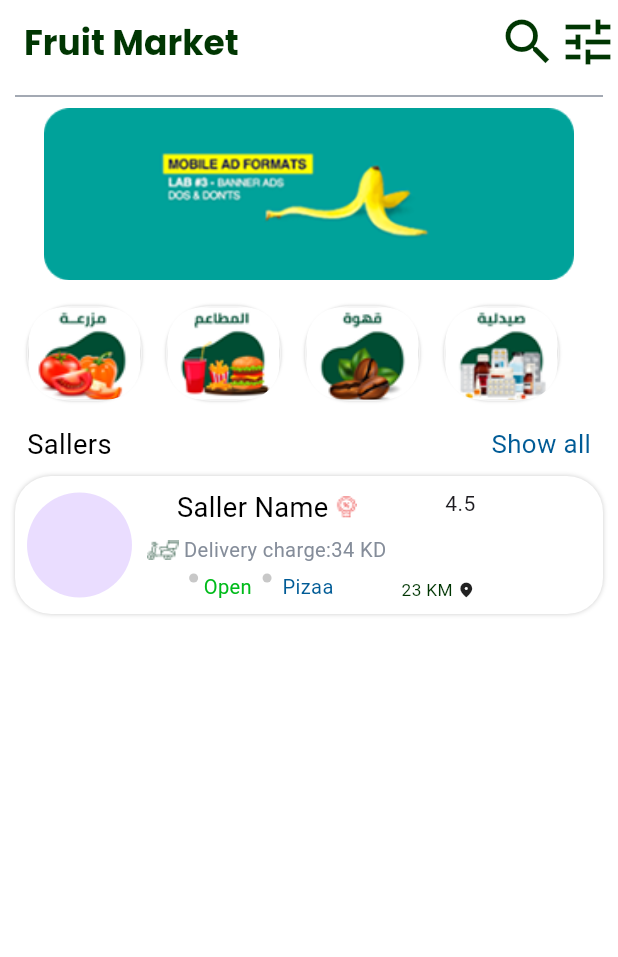
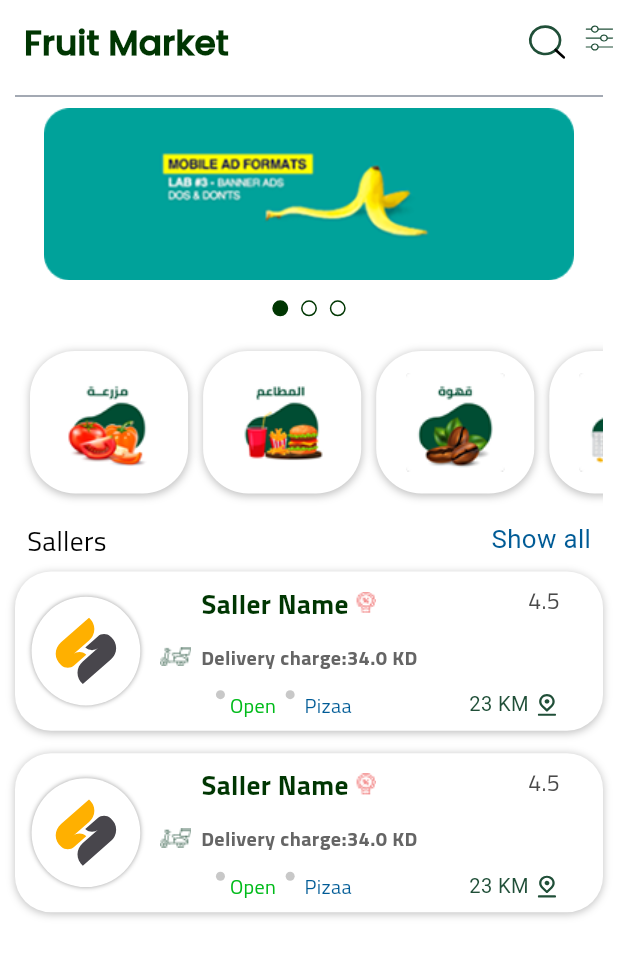
Before and after one commit to AyaNasserEzat/market, a Flutter app: the HomeView screen opened by its route, on a phone screen of 412 x 824 dp. Shown: the top 957 px of the screen. Run offline on Flutter 3.47's test engine with Material 3 defaults, Android fonts, the phone set to English and light mode, and no system bars; our stand-ins replace flutter_screenutil, flutter_svg, go_router, pin_code_fields, timeline_tile.

Commit message:
home view changes

```diff
--- a/lib/core/utils/app_assets.dart
+++ b/lib/core/utils/app_assets.dart
@@ -1,5 +1,5 @@
 class AppAssetes {
-  static String splashImage1="assets/images/app_name_img.png";
+  static String splashImage1 = "assets/images/app_name_img.png";
   static String homeImage = "assets/images/home.png";
   //icons unselected bottom navigation bar
   static String homeIcon = "assets/images/home.svg";
@@ -7,18 +7,24 @@ class AppAssetes {
   static String bassketIon = "assets/images/bassket.svg";
   static String more = "assets/images/more.svg";
 
+  ///home
+  static const String compnyLogo = 'assets/images/compony_logo.svg';
+  static const String searchIcon = 'assets/images/search_icon.svg';
+  static const String filterIcon = 'assets/images/filter_icon.svg';
+  static const String locationIcon = 'assets/images/location_icon.svg';
   static String favorites = "assets/images/favorite.svg";
   static String selectedHome = "assets/images/selected_home.svg";
   static String selectedOrder = "assets/images/selected_order.svg";
   static String selectedBasket = "assets/images/selected_basket.svg";
   static String selectedFavorite = "assets/images/selected_faviort.svg";
   static String selectedMore = "assets/images/selected_more.svg";
-  static String knet="assets/images/knet.svg";
-  static String chash="assets/images/cash_image.svg";
-    static String credit="assets/images/credit_image.svg";
+
+  static String knet = "assets/images/knet.svg";
+  static String chash = "assets/images/cash_image.svg";
+  static String credit = "assets/images/credit_image.svg";
   static String offer = "assets/images/offer.png";
-   static String ops= "assets/images/ops_image.svg";
-  static String confirmImage= "assets/images/confirm_image.svg";
+  static String ops = "assets/images/ops_image.svg";
+  static String confirmImage = "assets/images/confirm_image.svg";
 
   static const String iconUser = 'assets/images/Icon feather-user.svg';
 
--- a/lib/core/utils/app_color.dart
+++ b/lib/core/utils/app_color.dart
@@ -6,13 +6,13 @@ class AppColor {
   static Color blue = Color(0xff005B96);
   static Color gray = Color(0xff858D9A);
   static Color white = Color(0xffFFFFFF);
-  static Color green2 = Color(0xff204F38);
+  static Color green38 = Color(0xff204F38);
   static Color orange = Color(0xffED692E);
   static Color gray2 = Color(0xffC8C8C8);
   static Color red = Color(0xffFF4A4A);
   static Color green3 = Color(0xff00BB1A);
 
-
+  static Color greyShaded500 = Colors.grey.shade500;
   static Color pink = Color(0xffDF958F);
   static Color grayf9 = Color(0xffF9F9F9);
   static Color grey65 = Color(0xff656565);
--- a/lib/core/utils/text_style.dart
+++ b/lib/core/utils/text_style.dart
@@ -32,6 +32,12 @@ class CustomTextStyle {
         fontFamily: 'TitilliumWeb',
 
   );
+      static TextStyle regularTitilliumWeb=TextStyle(
+    fontSize: 14.sp,color: AppColor.grey65,
+    fontWeight: FontWeight.bold,
+        fontFamily: 'TitilliumWeb',
+
+  );
       static TextStyle regularTitilliumWeb16=TextStyle(
     fontSize: 16.sp,color: AppColor.grey4A,
         fontFamily: 'TitilliumWeb',
--- a/lib/feature/auth_feature/presentation/views/widgets/onbording_page.dart
+++ b/lib/feature/auth_feature/presentation/views/widgets/onbording_page.dart
@@ -1,6 +1,6 @@
 import 'package:flutter/widgets.dart';
 import 'package:flutter_screenutil/flutter_screenutil.dart';
-import 'package:flutter_svg/svg.dart';
+
 import 'package:go_router/go_router.dart';
 import 'package:pure_soft/core/utils/app_strings.dart';
 
@@ -8,7 +8,7 @@ import 'package:pure_soft/core/utils/text_style.dart';
 import 'package:pure_soft/feature/auth_feature/data/models/on_bording_model.dart';
 import 'package:pure_soft/feature/auth_feature/presentation/views/widgets/custom_indicator.dart';
 import 'package:pure_soft/feature/auth_feature/presentation/views/widgets/onbording_btn.dart';
-import 'package:pure_soft/feature/cart_feature/presentation/views/widgets/custom_small_btn.dart';
+
 
 class OnbordingPage extends StatelessWidget {
   const OnbordingPage({
--- a/lib/feature/home/presentaion/views/home_view.dart
+++ b/lib/feature/home/presentaion/views/home_view.dart
@@ -1,9 +1,11 @@
 import 'package:flutter/material.dart';
 import 'package:flutter_screenutil/flutter_screenutil.dart';
+import 'package:flutter_svg/svg.dart';
 import 'package:pure_soft/core/utils/app_assets.dart';
 import 'package:pure_soft/core/utils/app_color.dart';
 import 'package:pure_soft/core/utils/app_strings.dart';
 import 'package:pure_soft/core/utils/text_style.dart';
+import 'package:pure_soft/feature/auth_feature/presentation/views/widgets/custom_indicator.dart';
 import 'package:pure_soft/feature/home/presentaion/views/widgets/custom_container.dart';
 import 'package:pure_soft/feature/home/presentaion/views/widgets/custom_category_containr.dart';
 
@@ -14,22 +16,25 @@ class HomeView extends StatelessWidget {
   Widget build(BuildContext context) {
     return Scaffold(
       appBar: AppBar(
-        title: Text(
-          AppStrings.appTitle,
-          style: CustomTextStyle.poppins,
-        ),
-        actions: [Icon(Icons.search,color: AppColor.green,size: 40,), Icon(Icons.tune_sharp,color: AppColor.green,size: 40,)],
+        title: Text(AppStrings.appTitle, style: CustomTextStyle.poppins),
+        actions: [
+          SvgPicture.asset(AppAssetes.searchIcon, width: 25, height: 30),
+          SizedBox(width: 10),
+          SvgPicture.asset(AppAssetes.filterIcon, width: 25, height: 35),
+        ],
       ),
       body: SingleChildScrollView(
         child: Padding(
-          padding: const EdgeInsets.only(left: 10.0,right: 10),
+          padding: const EdgeInsets.only(left: 10.0, right: 10),
           child: Column(
             children: [
               Divider(color: AppColor.gray),
               Image.asset(AppAssetes.homeImage, width: 400.w, height: 130.h),
-              SizedBox(height: 10.h),
+              SizedBox(height: 15.h),
+              CustomIndicator(currentIndex: 0),
+                    SizedBox(height: 15.h),
               SizedBox(
-                height: 90.h,
+                height: 130.h,
                 child: ListView(
                   scrollDirection: Axis.horizontal,
                   children: [
@@ -40,12 +45,13 @@ class HomeView extends StatelessWidget {
                   ],
                 ),
               ),
+
               Padding(
                 padding: const EdgeInsets.all(8.0),
                 child: Row(
                   mainAxisAlignment: MainAxisAlignment.spaceBetween,
                   children: [
-                    Text("Sallers",style: CustomTextStyle.bold19,),
+                    Text("Sallers", style: CustomTextStyle.bold19),
                     Text("Show all", style: CustomTextStyle.arial),
                   ],
                 ),
@@ -58,7 +64,9 @@ class HomeView extends StatelessWidget {
               //     return   CustomContainer(isOpen: true,);
               //   }, separatorBuilder: (BuildContext context, int index) { return SizedBox(height: 15.h,); },),
               // )
-           CustomContainer(isOpen: true,)
+              CustomContainer(isOpen: true),
+              SizedBox(height: 15,),
+                   CustomContainer(isOpen: true),
             ],
           ),
         ),
--- a/lib/feature/home/presentaion/views/widgets/custom_category_containr.dart
+++ b/lib/feature/home/presentaion/views/widgets/custom_category_containr.dart
@@ -1,37 +1,25 @@
 import 'package:flutter/material.dart';
 import 'package:flutter_screenutil/flutter_screenutil.dart';
-
+import 'package:pure_soft/core/utils/app_color.dart';
 
 class CustomgategoryContainr extends StatelessWidget {
   const CustomgategoryContainr({super.key, required this.image});
-final String image;
+  final String image;
   @override
   Widget build(BuildContext context) {
     return Padding(
-      padding: const EdgeInsets.all(8.0),
+      padding: const EdgeInsets.symmetric(vertical: 10.0),
       child: Container(
+        margin: EdgeInsets.only(left: 10),
         decoration: BoxDecoration(
           borderRadius: BorderRadius.circular(30),
-       border: Border.all(color:  Colors.grey.shade100),
-         boxShadow: [
-           BoxShadow(
-          color: Colors.black.withOpacity(0.2),
-          blurRadius: 1,
+color: AppColor.white,
+          boxShadow: [BoxShadow(color: Color(0x40000000) , blurRadius: 4,offset: Offset(0, 1))],
+        ),
+        width: 110.w,
+        height: 80.h,
 
-        ),
-         ]
-        ),
-        width: 80.w,
-        height: 80.h,
-        child: ClipRRect(
-          borderRadius: BorderRadius.circular(23),
-          child: Image.asset(
-            image,
-            fit: BoxFit.cover,
-            width: double.infinity,
-            height: double.infinity,
-          ),
-        ),
+        child: Image.asset(image),
       ),
     );
   }
--- /dev/null
+++ b/lib/feature/home/presentaion/views/widgets/custom_circle_container.dart
@@ -0,0 +1,23 @@
+import 'package:flutter/widgets.dart';
+import 'package:flutter_screenutil/flutter_screenutil.dart';
+import 'package:flutter_svg/flutter_svg.dart';
+import 'package:pure_soft/core/utils/app_assets.dart';
+import 'package:pure_soft/core/utils/app_color.dart';
+
+class CustomCircleContainer extends StatelessWidget {
+  const CustomCircleContainer({super.key});
+
+  @override
+  Widget build(BuildContext context) {
+    return  Container(
+      height: 82.h,
+      width: 82.w,
+      decoration: BoxDecoration(
+        color: AppColor.white,
+        shape: BoxShape.circle,
+        boxShadow: [BoxShadow(blurRadius: 2, color: AppColor.greyShaded500)],
+      ),
+      child: Center(child: SvgPicture.asset(AppAssetes.compnyLogo)),
+    );
+  }
+}
--- a/lib/feature/home/presentaion/views/widgets/custom_container.dart
+++ b/lib/feature/home/presentaion/views/widgets/custom_container.dart
@@ -1,8 +1,11 @@
 import 'package:flutter/material.dart';
 import 'package:flutter_screenutil/flutter_screenutil.dart';
+import 'package:flutter_svg/svg.dart';
 import 'package:go_router/go_router.dart';
+import 'package:pure_soft/core/utils/app_assets.dart';
 import 'package:pure_soft/core/utils/app_color.dart';
 import 'package:pure_soft/core/utils/text_style.dart';
+import 'package:pure_soft/feature/home/presentaion/views/widgets/custom_circle_container.dart';
 
 class CustomContainer extends StatelessWidget {
   const CustomContainer({super.key, required this.isOpen});
@@ -15,26 +18,26 @@ class CustomContainer extends StatelessWidget {
       },
       child: Container(
         width: 412.w,
-        height: 104.h,
+        height: 120.h,
         decoration: BoxDecoration(
           color: AppColor.white,
           borderRadius: BorderRadius.circular(24),
           boxShadow: [
-            BoxShadow(color: Colors.black.withOpacity(0.2), blurRadius: 2),
+            BoxShadow(color:Color(0x40000000), blurRadius: 4,offset: Offset(0, 1)),
           ],
         ),
         child: Padding(
-          padding: const EdgeInsets.all(8.0),
+          padding: const EdgeInsets.only(left: 8.0,top: 8,bottom: 8),
           child: Row(
             spacing: 10,
             children: [
-              CircleAvatar(radius: 35),
+       CustomCircleContainer(),
               Column(
                 mainAxisAlignment: MainAxisAlignment.spaceBetween,
                 children: [
                   Row(
                     children: [
-                      Text("Saller Name ",style: CustomTextStyle.bold19,),
+                      Text("Saller Name ",style: CustomTextStyle.TitilliumWebBold16.copyWith(fontSize: 19.sp),),
 
                       Image.asset("assets/images/offer.png"),
                     ],
@@ -43,8 +46,8 @@ class CustomContainer extends StatelessWidget {
                     children: [
                       Image.asset("assets/images/delaviry_image.png"),
                       Text(
-                        " Delivery charge:34 KD",
-                        style: CustomTextStyle.regular,
+                        "  Delivery charge:34.0 KD",
+                        style: CustomTextStyle.regularTitilliumWeb,
                       ),
                     ],
                   ),
@@ -63,16 +66,21 @@ class CustomContainer extends StatelessWidget {
                   ),
                 ],
               ),
+              SizedBox(width: 15.w,),
               Column(
                 mainAxisAlignment: MainAxisAlignment.spaceBetween,
                 crossAxisAlignment: CrossAxisAlignment.end,
                 children: [
-                  Text("4.5"),
+                  Text("4.5",style: CustomTextStyle.regularTitilliumWeb16,),
                   Row(
                     children: [
-                      Text("23 KM ",style: CustomTextStyle.arial.copyWith(fontSize: 12.sp,color: AppColor.green),),
+                      Text("23 KM ",style: CustomTextStyle.regularArial.copyWith(color: AppColor.green38),),
 
-                      Icon(Icons.location_on_rounded,size: 12,),
+                                       SvgPicture.asset(
+                      AppAssetes.locationIcon,
+                      width: 18.w,
+                      height: 18.h,
+                    ),
                     ],
                   ),
                 ],
```
Also changed, not shown: pubspec.yaml (+28 -4 lines), assets/fonts/ARIAL.TTF (added), assets/fonts/Poppins-Medium.ttf (added), assets/fonts/Poppins-Regular.ttf (added), assets/fonts/SEGOEUIB.TTF (added), assets/fonts/TitilliumWeb-Bold.ttf (added), assets/images/compony_logo.svg (added), assets/images/filter_icon.svg (added), assets/images/location_icon.svg (added), assets/images/search_icon.svg (added).
